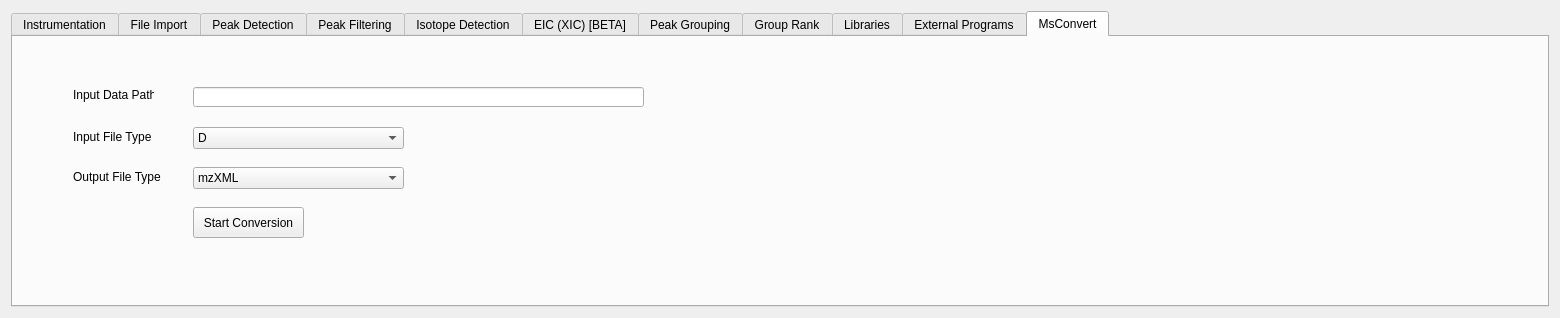
Above: src/gui/mzroll/forms/settingsform.ui from jainaman224/ElMaven before the change. Below: the same form after it.
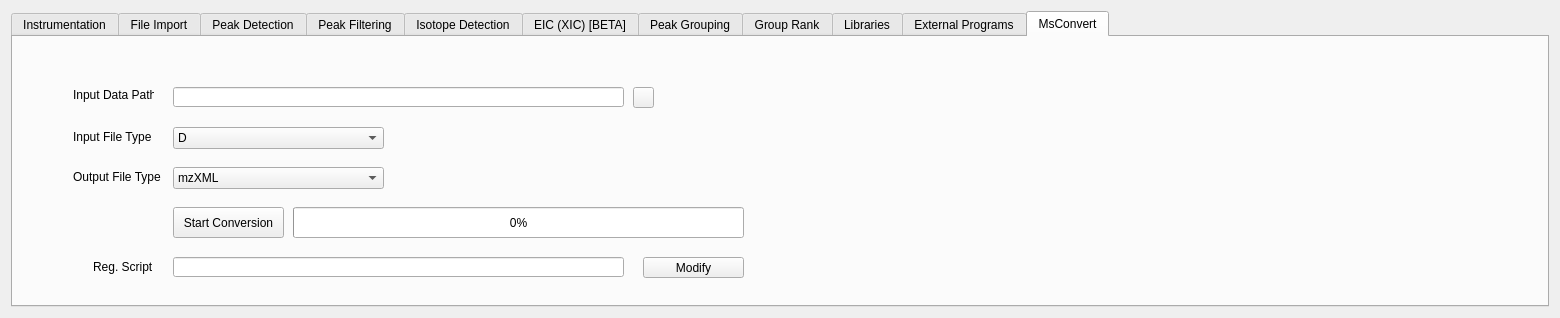
That is the form after the change. Icons and pictures are not drawn.

Commit message: ref msconvert functionalit and add custom bash script UI.

What changed in the file:
```diff
--- a/src/gui/mzroll/forms/settingsform.ui
+++ b/src/gui/mzroll/forms/settingsform.ui
@@ -1422,7 +1422,7 @@
       <widget class="QLineEdit" name="msconvert_file_path">
        <property name="geometry">
         <rect>
-         <x>180</x>
+         <x>160</x>
          <y>50</y>
          <width>451</width>
          <height>20</height>
@@ -1445,7 +1445,7 @@
       <widget class="QComboBox" name="msconvert_output_file_type">
        <property name="geometry">
         <rect>
-         <x>180</x>
+         <x>160</x>
          <y>130</y>
          <width>211</width>
          <height>22</height>
@@ -1465,7 +1465,7 @@
       <widget class="QPushButton" name="msconvert_start_conversion_button">
        <property name="geometry">
         <rect>
-         <x>180</x>
+         <x>160</x>
          <y>170</y>
          <width>111</width>
          <height>31</height>
@@ -1491,7 +1491,7 @@
       <widget class="QComboBox" name="msconvert_input_type">
        <property name="geometry">
         <rect>
-         <x>180</x>
+         <x>160</x>
          <y>90</y>
          <width>211</width>
          <height>22</height>
@@ -1518,6 +1518,81 @@
         </property>
        </item>
       </widget>
+      <widget class="QProgressBar" name="progressBar">
+       <property name="geometry">
+        <rect>
+         <x>280</x>
+         <y>170</y>
+         <width>451</width>
+         <height>31</height>
+        </rect>
+       </property>
+       <property name="value">
+        <number>0</number>
+       </property>
+       <property name="invertedAppearance">
+        <bool>false</bool>
+       </property>
+      </widget>
+      <widget class="QPushButton" name="msconvertInputPath">
+       <property name="geometry">
+        <rect>
+         <x>620</x>
+         <y>50</y>
+         <width>21</width>
+         <height>21</height>
+        </rect>
+       </property>
+       <property name="text">
+        <string/>
+       </property>
+       <property name="icon">
+        <iconset resource="../mzroll.qrc">
+         <normaloff>:/images/fileopen.png</normaloff>:/images/fileopen.png</iconset>
+       </property>
+       <property name="iconSize">
+        <size>
+         <width>14</width>
+         <height>14</height>
+        </size>
+       </property>
+      </widget>
+      <widget class="QLabel" name="label_39">
+       <property name="geometry">
+        <rect>
+         <x>80</x>
+         <y>220</y>
+         <width>61</width>
+         <height>20</height>
+        </rect>
+       </property>
+       <property name="text">
+        <string>Reg. Script</string>
+       </property>
+      </widget>
+      <widget class="QLineEdit" name="scriptPathInput">
+       <property name="geometry">
+        <rect>
+         <x>160</x>
+         <y>220</y>
+         <width>451</width>
+         <height>20</height>
+        </rect>
+       </property>
+      </widget>
+      <widget class="QPushButton" name="bashScriptButton">
+       <property name="geometry">
+        <rect>
+         <x>630</x>
+         <y>220</y>
+         <width>101</width>
+         <height>21</height>
+        </rect>
+       </property>
+       <property name="text">
+        <string>Modify</string>
+       </property>
+      </widget>
      </widget>
     </widget>
    </item>
```
Left out of the diff: 16 changed lines with no effect on the pictures. The commit also changes 2 other files.
